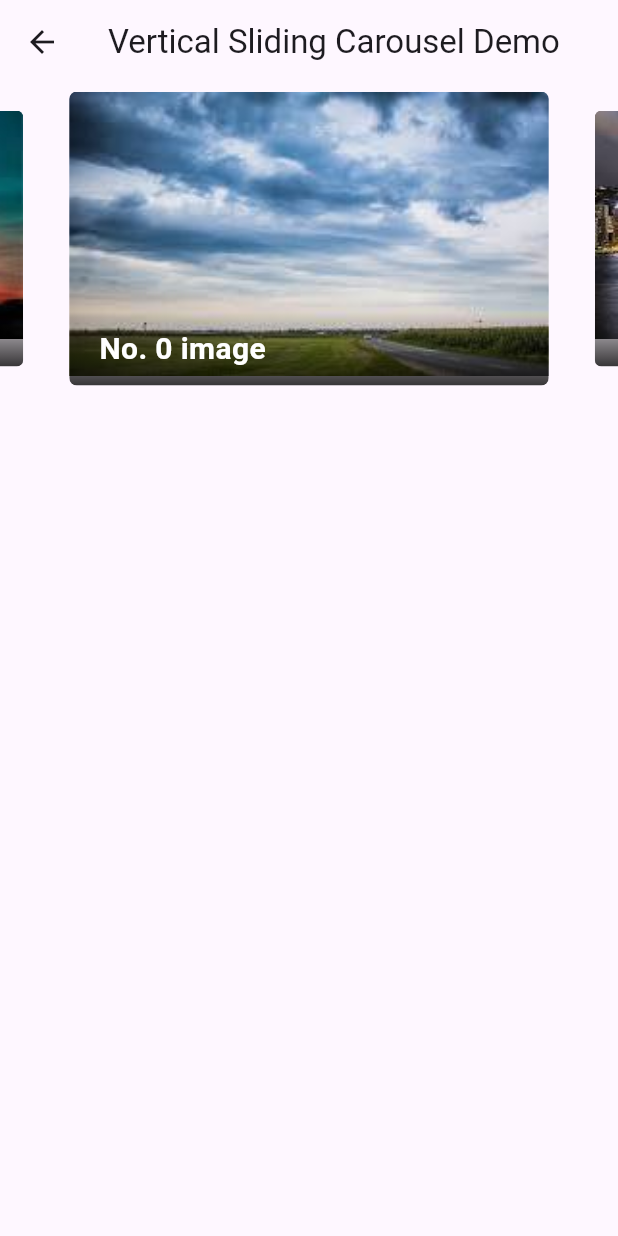
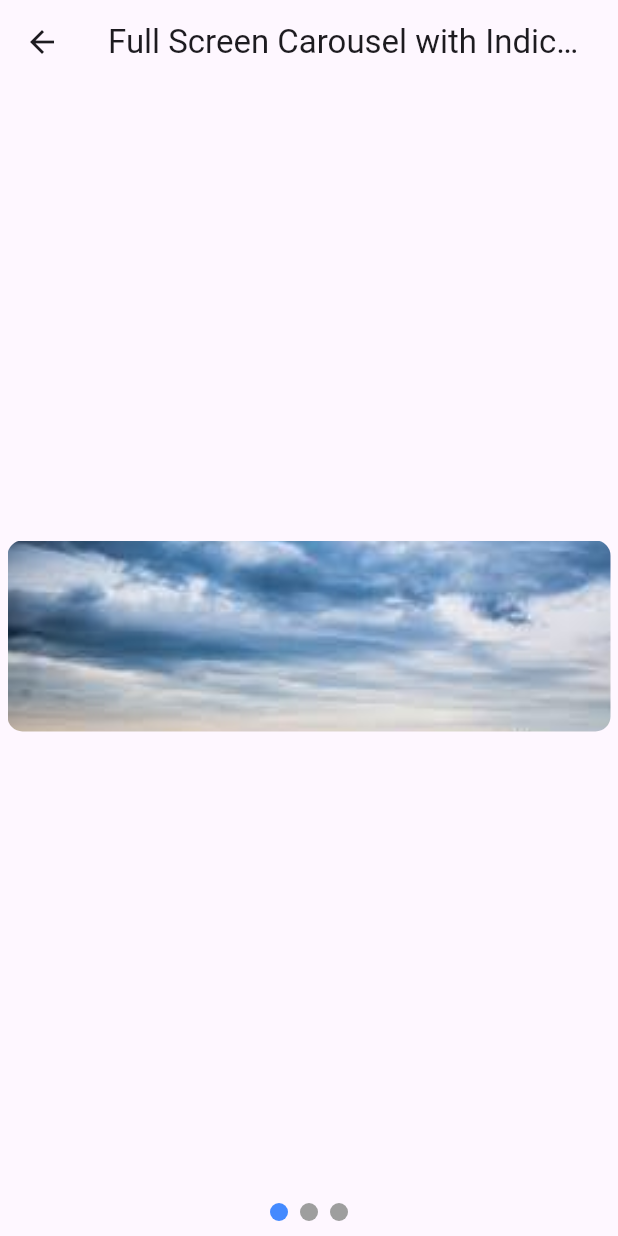
Before and after one commit to shojibkhan528103/flutter_statemanagement, a Flutter app: the PageFiveView screen opened by its route, on a phone screen of 412 x 824 dp. Run offline on Flutter 3.47's test engine with Material 3 defaults, Android fonts, the phone set to English and light mode, and no system bars; drawn by our look-alikes of carousel_slider; our stand-ins replace get.

Commit message:
added full screen and one item at a time carousel

```diff
--- a/lib/app/modules/pageFive/views/page_five_view.dart
+++ b/lib/app/modules/pageFive/views/page_five_view.dart
@@ -6,67 +6,71 @@ import '../controllers/page_five_controller.dart';
 class PageFiveView extends GetView<PageFiveController> {
   PageFiveView({super.key});
 
-  // Define a sample imgList
   final List<String> imgList = [
     'assets/slider3.jpg',
     'assets/slider2.jpg',
     'assets/slider1.jpg',
   ];
 
+  final RxInt _currentIndex = 0.obs;
+
   @override
   Widget build(BuildContext context) {
-    final List<Widget> imageSliders = imgList
-        .map((item) => Container(
+    return Scaffold(
+      appBar: AppBar(title: const Text('Full Screen Carousel with Indicator')),
+      body: Column(
+        children: [
+          Expanded(
+            child: CarouselSlider.builder(
+              itemCount: imgList.length,
+              itemBuilder: (context, index, realIndex) {
+                return Container(
                   margin: const EdgeInsets.all(5.0),
                   child: ClipRRect(
-                borderRadius: const BorderRadius.all(Radius.circular(5.0)),
-                child: Stack(
-                  children: <Widget>[
-                    Image.asset(item, fit: BoxFit.cover, width: 1000.0),
-                    Positioned(
-                      bottom: 0.0,
-                      left: 0.0,
-                      right: 0.0,
-                      child: Container(
-                        decoration: const BoxDecoration(
-                          gradient: LinearGradient(
-                            colors: [
-                              Color.fromARGB(200, 0, 0, 0),
-                              Color.fromARGB(0, 0, 0, 0),
-                            ],
-                            begin: Alignment.bottomCenter,
-                            end: Alignment.topCenter,
+                    borderRadius: BorderRadius.circular(10.0),
+                    child: Image.asset(
+                      imgList[index],
+                      fit: BoxFit.cover,
+                      width: double.infinity,
                     ),
                   ),
-                        padding: const EdgeInsets.symmetric(
-                            vertical: 10.0, horizontal: 20.0),
-                        child: Text(
-                          'No. ${imgList.indexOf(item)} image',
-                          style: const TextStyle(
-                            color: Colors.white,
-                            fontSize: 20.0,
-                            fontWeight: FontWeight.bold,
+                );
+              },
+              options: CarouselOptions(
+                aspectRatio: 3.0, // Makes each item fullscreen
+                viewportFraction: 1.0, // One item per screen
+                enlargeCenterPage: false,
+                autoPlay: true,
+                onPageChanged: (index, reason) {
+                  _currentIndex.value = index;
+                },
               ),
             ),
+          ),
+          Obx(
+                () => Row(
+              mainAxisAlignment: MainAxisAlignment.center,
+              children: imgList.asMap().entries.map((entry) {
+                return GestureDetector(
+                  onTap: () => _currentIndex.value = entry.key,
+                  child: Container(
+                    width: 12.0,
+                    height: 12.0,
+                    margin: const EdgeInsets.symmetric(
+                        vertical: 10.0, horizontal: 4.0),
+                    decoration: BoxDecoration(
+                      shape: BoxShape.circle,
+                      color: _currentIndex.value == entry.key
+                          ? Colors.blueAccent
+                          : Colors.grey,
+                    ),
+                  ),
+                );
+              }).toList(),
             ),
           ),
         ],
       ),
-              ),
-            ))
-        .toList();
-
-    return Scaffold(
-      appBar: AppBar(title: const Text('Vertical Sliding Carousel Demo')),
-      body: CarouselSlider(
-        options: CarouselOptions(
-          aspectRatio: 2.0,
-          enlargeCenterPage: true,
-          scrollDirection: Axis.horizontal,
-          autoPlay: true,
-        ),
-        items: imageSliders,
-      ),
     );
   }
 }
```
Lines whose indentation alone changed are shown as unchanged.
